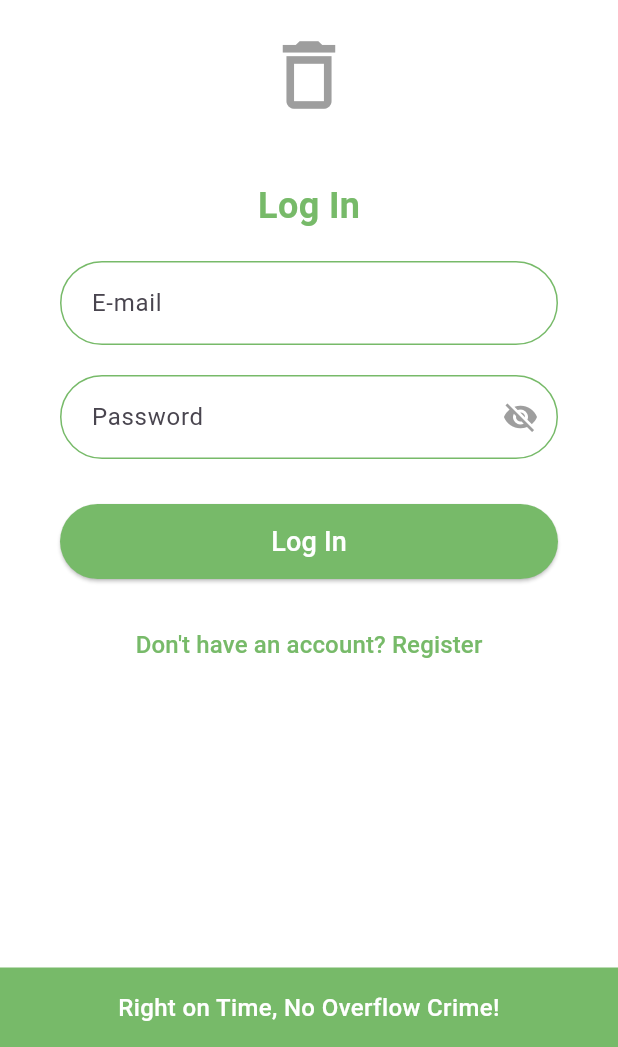
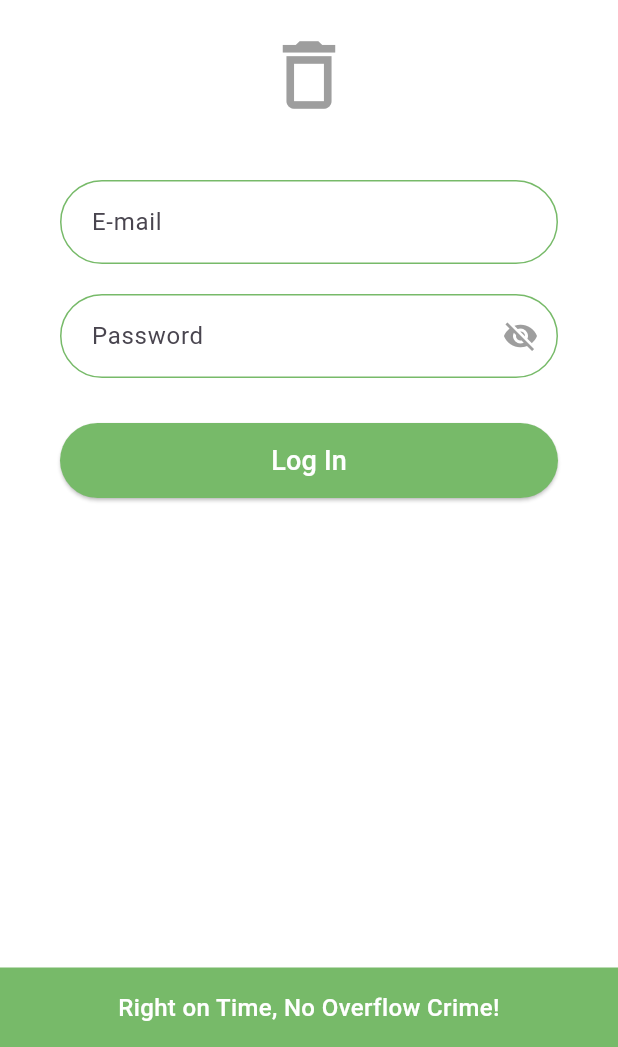
Before and after one commit to gizembogan/AGOBinVert, a Flutter app: the screen it shows after launch, on a phone screen of 412 x 824 dp, the part 189-1236 px from its top. Run offline on Flutter 3.47's test engine with Material 3 defaults, Android fonts, the phone set to English and light mode, and no system bars; our stand-ins replace cloud_firestore, firebase_auth, firebase_core; accounts and stored records are empty.

Commit message:
login ve profile
logindeki register kısımları düzeltildi, profiledaki isim kaldırıldı

```diff
--- a/lib/login_page.dart
+++ b/lib/login_page.dart
@@ -49,16 +49,6 @@ class _LoginPageState extends State<LoginPage> {
                         color: Colors.grey,
                       ),
                       SizedBox(height: 40),
-                      // Title
-                      Text(
-                        _isLogin ? 'Log In' : 'Create Account',
-                        style: TextStyle(
-                          fontSize: 24,
-                          fontWeight: FontWeight.bold,
-                          color: Color(0xFF77BA69),
-                        ),
-                      ),
-                      SizedBox(height: 20),
 
                       // Error message
                       if (_errorMessage != null)
@@ -171,24 +161,6 @@ class _LoginPageState extends State<LoginPage> {
 
                       SizedBox(height: 20),
 
-                      // Toggle login/register
-                      TextButton(
-                        onPressed: () {
-                          setState(() {
-                            _isLogin = !_isLogin;
-                            _errorMessage = null;
-                          });
-                        },
-                        child: Text(
-                          _isLogin
-                            ? 'Don\'t have an account? Register'
-                            : 'Already have an account? Login',
-                          style: TextStyle(
-                            color: Color(0xFF77BA69),
-                            fontSize: 16,
-                          ),
-                        ),
-                      ),
                     ],
                   ),
                 ),
```
Also changed, not shown: lib/profile_page.dart (+0 -8 lines), pubspec.lock, 1 other file.
